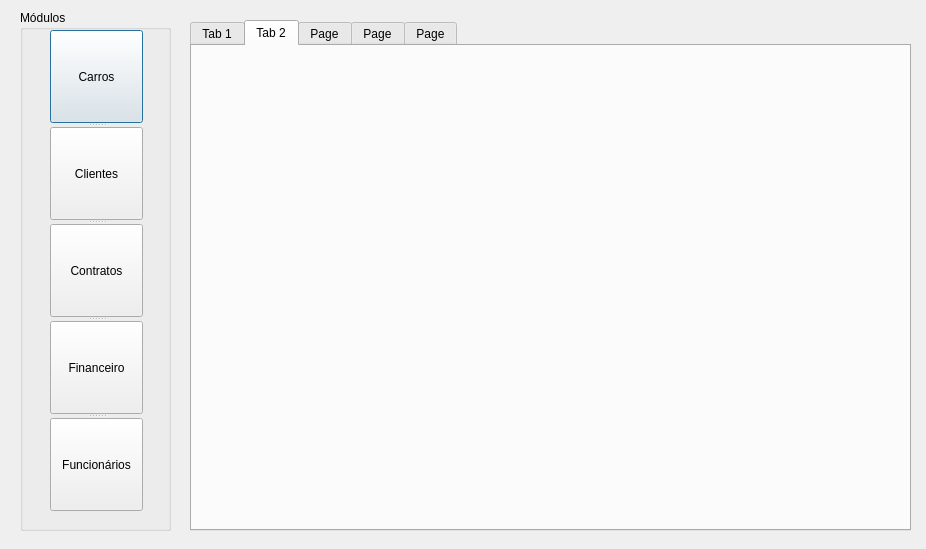
The window that POO_Trabalho_M2/moduleselection.ui (mathiashemmer/uni-devops) describes before a commit, drawn with Qt 5.
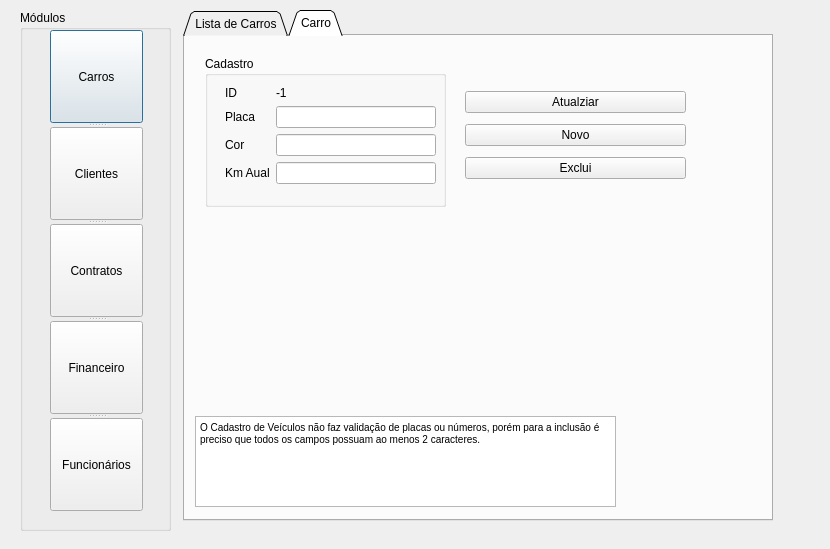
The same window after the commit. The open tabs and pages were chosen to show the change.

What changed in the file:
```diff
--- a/POO_Trabalho_M2/moduleselection.ui
+++ b/POO_Trabalho_M2/moduleselection.ui
@@ -6,7 +6,7 @@
    <rect>
     <x>0</x>
     <y>0</y>
-    <width>926</width>
+    <width>830</width>
     <height>549</height>
    </rect>
   </property>
@@ -67,12 +67,18 @@
   <widget class="QTabWidget" name="tab_cadastros">
    <property name="geometry">
     <rect>
-     <x>190</x>
-     <y>20</y>
-     <width>721</width>
+     <x>183</x>
+     <y>10</y>
+     <width>590</width>
      <height>511</height>
     </rect>
    </property>
+   <property name="autoFillBackground">
+    <bool>true</bool>
+   </property>
+   <property name="tabShape">
+    <enum>QTabWidget::Triangular</enum>
+   </property>
    <property name="currentIndex">
     <number>0</number>
    </property>
@@ -90,7 +96,7 @@
    </property>
    <widget class="QWidget" name="tab_cadastros_carros">
     <attribute name="title">
-     <string>Tab 1</string>
+     <string>Lista de Carros</string>
     </attribute>
     <widget class="QTableWidget" name="tbl_carros">
      <property name="geometry">
@@ -120,23 +126,134 @@
    </widget>
    <widget class="QWidget" name="tab_cadastros_clientes">
     <attribute name="title">
-     <string>Tab 2</string>
+     <string>Carro</string>
     </attribute>
-   </widget>
-   <widget class="QWidget" name="tab_cadastros_contratos">
-    <attribute name="title">
-     <string>Page</string>
-    </attribute>
-   </widget>
-   <widget class="QWidget" name="tab_cadastros_financeiro">
-    <attribute name="title">
-     <string>Page</string>
-    </attribute>
-   </widget>
-   <widget class="QWidget" name="tab_cadastros_funcionarios">
-    <attribute name="title">
-     <string>Page</string>
-    </attribute>
+    <widget class="QGroupBox" name="groupBox_2">
+     <property name="geometry">
+      <rect>
+       <x>20</x>
+       <y>20</y>
+       <width>241</width>
+       <height>151</height>
+      </rect>
+     </property>
+     <property name="title">
+      <string>Cadastro</string>
+     </property>
+     <widget class="QWidget" name="">
+      <property name="geometry">
+       <rect>
+        <x>20</x>
+        <y>30</y>
+        <width>211</width>
+        <height>107</height>
+       </rect>
+      </property>
+      <layout class="QFormLayout" name="formLayout">
+       <item row="1" column="0">
+        <widget class="QLabel" name="label">
+         <property name="text">
+          <string>Placa</string>
+         </property>
+        </widget>
+       </item>
+       <item row="1" column="1">
+        <widget class="QLineEdit" name="txt_carros_placa"/>
+       </item>
+       <item row="2" column="0">
+        <widget class="QLabel" name="label_3">
+         <property name="text">
+          <string>Cor</string>
+         </property>
+        </widget>
+       </item>
+       <item row="2" column="1">
+        <widget class="QLineEdit" name="txt_carros_cor"/>
+       </item>
+       <item row="3" column="0">
+        <widget class="QLabel" name="label_2">
+         <property name="text">
+          <string>Km Aual</string>
+         </property>
+        </widget>
+       </item>
+       <item row="3" column="1">
+        <widget class="QLineEdit" name="txt_carros_kmatual"/>
+       </item>
+       <item row="0" column="1">
+        <layout class="QHBoxLayout" name="horizontalLayout">
+         <item>
+          <widget class="QLabel" name="lbl_carros_id">
+           <property name="layoutDirection">
+            <enum>Qt::RightToLeft</enum>
+           </property>
+           <property name="text">
+            <string>-1</string>
+           </property>
+          </widget>
+         </item>
+        </layout>
+       </item>
+       <item row="0" column="0">
+        <widget class="QLabel" name="label_4">
+         <property name="text">
+          <string>ID</string>
+         </property>
+        </widget>
+       </item>
+      </layout>
+     </widget>
+    </widget>
+    <widget class="QTextBrowser" name="textBrowser">
+     <property name="geometry">
+      <rect>
+       <x>10</x>
+       <y>380</y>
+       <width>421</width>
+       <height>91</height>
+      </rect>
+     </property>
+     <property name="html">
+      <string>&lt;!DOCTYPE HTML PUBLIC &quot;-//W3C//DTD HTML 4.0//EN&quot; &quot;http://www.w3.org/TR/REC-html40/strict.dtd&quot;&gt;
+&lt;html&gt;&lt;head&gt;&lt;meta name=&quot;qrichtext&quot; content=&quot;1&quot; /&gt;&lt;style type=&quot;text/css&quot;&gt;
+p, li { white-space: pre-wrap; }
+&lt;/style&gt;&lt;/head&gt;&lt;body style=&quot; font-family:'MS Shell Dlg 2'; font-size:7.8pt; font-weight:400; font-style:normal;&quot;&gt;
+&lt;p style=&quot; margin-top:0px; margin-bottom:0px; margin-left:0px; margin-right:0px; -qt-block-indent:0; text-indent:0px;&quot;&gt;O Cadastro de Veículos não faz validação de placas ou números, porém para a inclusão é preciso que todos os campos possuam ao menos 2 caracteres.&lt;/p&gt;&lt;/body&gt;&lt;/html&gt;</string>
+     </property>
+    </widget>
+    <widget class="QWidget" name="">
+     <property name="geometry">
+      <rect>
+       <x>280</x>
+       <y>50</y>
+       <width>221</width>
+       <height>100</height>
+      </rect>
+     </property>
+     <layout class="QVBoxLayout" name="verticalLayout">
+      <item>
+       <widget class="QPushButton" name="btn_carros_cadastro_atualiza">
+        <property name="text">
+         <string>Atualziar</string>
+        </property>
+       </widget>
+      </item>
+      <item>
+       <widget class="QPushButton" name="btn_carros_cadastro_novo">
+        <property name="text">
+         <string>Novo</string>
+        </property>
+       </widget>
+      </item>
+      <item>
+       <widget class="QPushButton" name="btn_carros_cadastro_exclui">
+        <property name="text">
+         <string>Exclui</string>
+        </property>
+       </widget>
+      </item>
+     </layout>
+    </widget>
    </widget>
   </widget>
  </widget>
```
Left out of the diff: 96 changed lines with no effect on the pictures.
